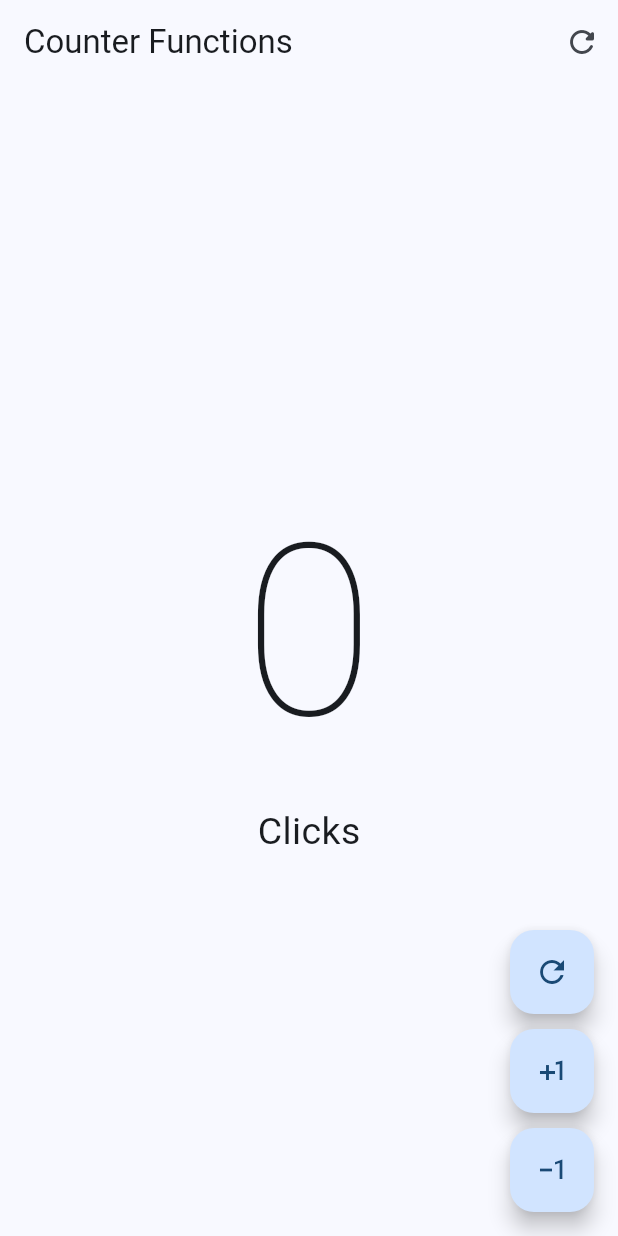
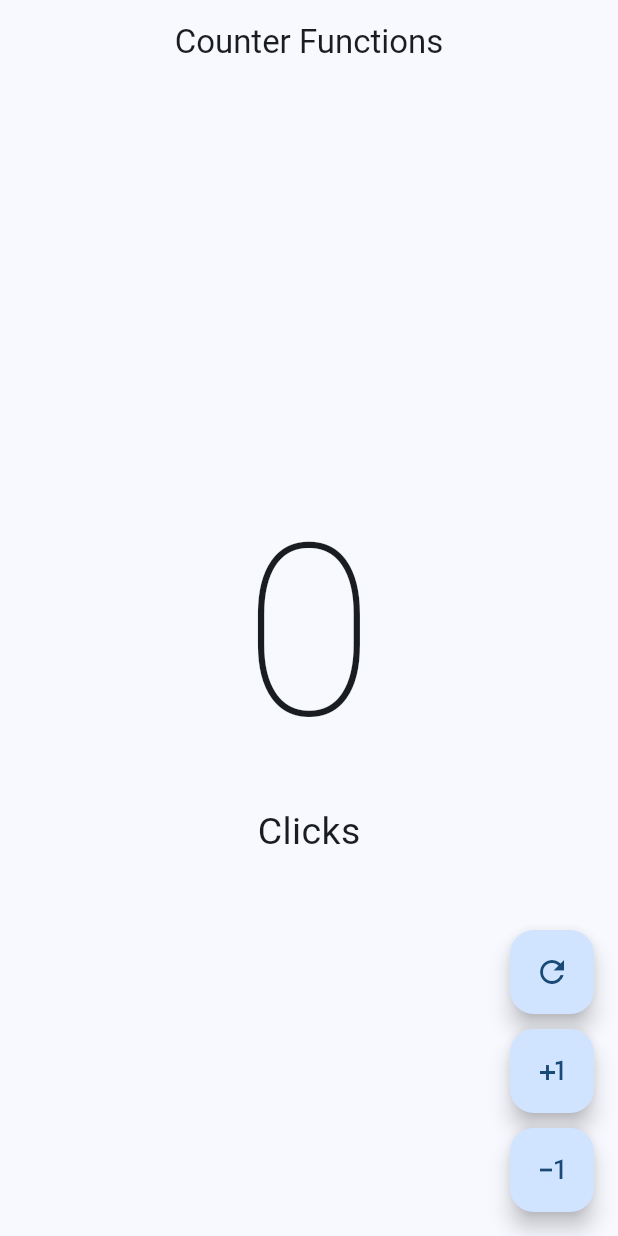
Before and after one commit to LeonidasRQ/counter_app, a Flutter app: the screen it shows after launch, on a phone screen of 412 x 824 dp. Run offline on Flutter 3.47's test engine with Material 3 defaults, Android fonts, the phone set to English and light mode, and no system bars.

```diff
--- a/lib/main.dart
+++ b/lib/main.dart
@@ -1,6 +1,5 @@
 import 'package:flutter/material.dart';
 import 'package:hello_world_app/presentation/screens/counter_functions_screen.dart';
-import 'package:hello_world_app/presentation/screens/counter_screen.dart';
 
 void main() {
   runApp(const MyApp());
--- a/lib/presentation/screens/counter_functions_screen.dart
+++ b/lib/presentation/screens/counter_functions_screen.dart
@@ -13,16 +13,10 @@ class _CounterFunctionsScreenState extends State<CounterFunctionsScreen> {
   @override
   Widget build(BuildContext context) {
     return Scaffold(
-        appBar: AppBar(title: const Text('Counter Functions'), actions: [
-          IconButton(
-            icon: const Icon(Icons.refresh_rounded),
-            onPressed: () {
-              setState(() {
-                clickCounter = 0;
-              });
-            },
-          ),
-        ]),
+        appBar: AppBar(
+          title: const Text('Counter Functions'),
+          centerTitle: true,
+        ),
         body: Center(
             child: Column(
           mainAxisAlignment: MainAxisAlignment.center,
```
Also changed, not shown: lib/presentation/screens/counter_screen.dart (deleted, +0 -39 lines), 1 other file.
